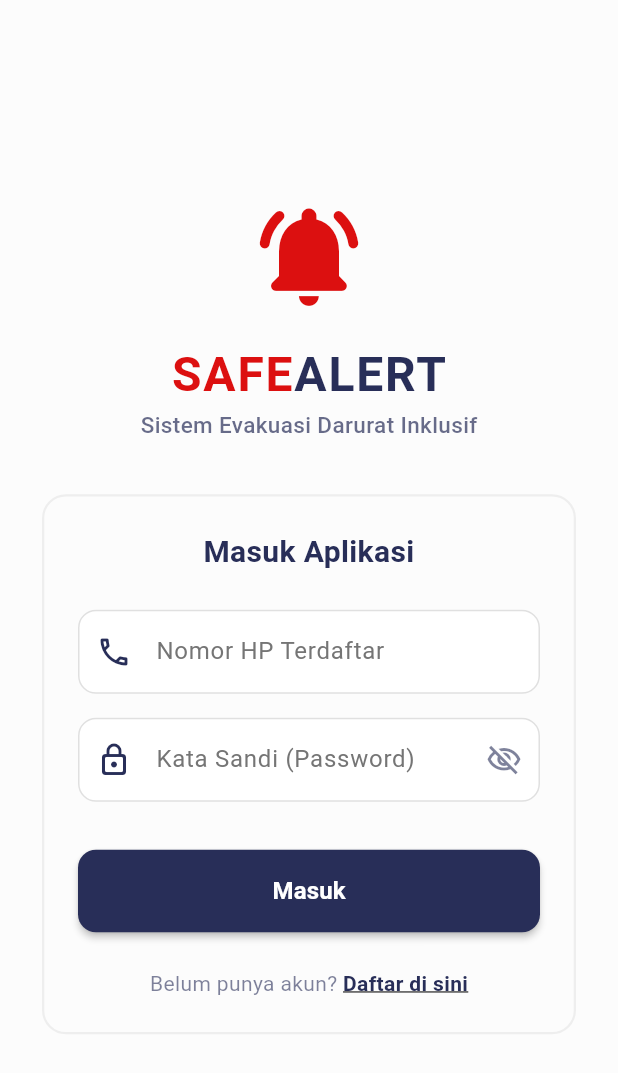
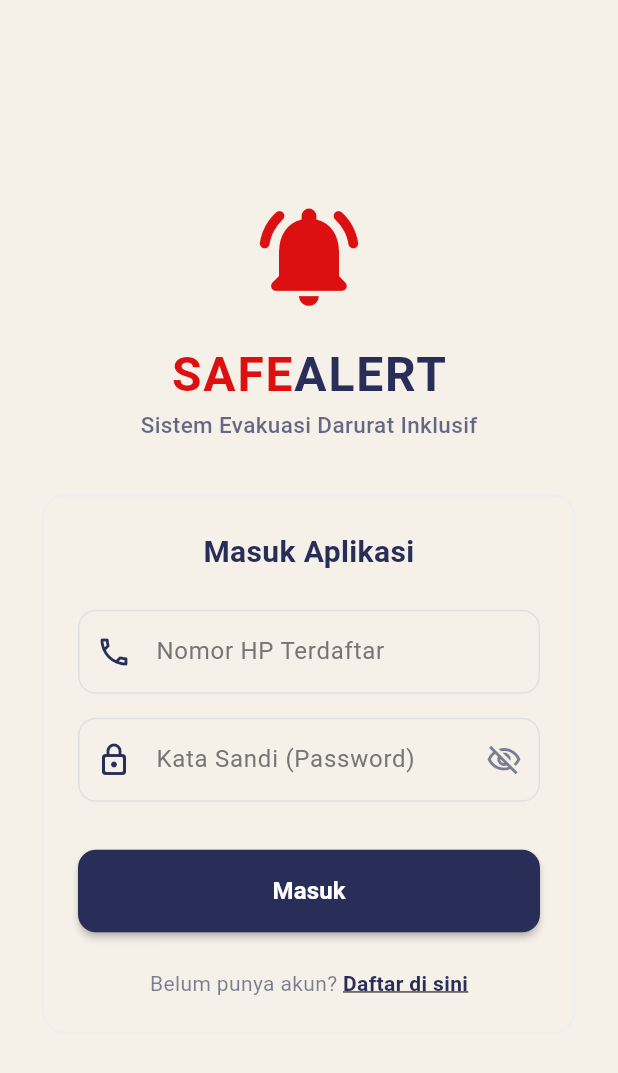
Before and after one commit to Merge-Conflict-Astra-Hackathon/SafeAlert_Mobile, a Flutter app: the screen it shows after launch, scrolled down 117 dp, after a tap on "Masuk di sini", on a phone screen of 412 x 824 dp. Shown: the top 1073 px of the screen. Run offline on Flutter 3.47's test engine with Material 3 defaults, Android fonts, the light colour scheme and no system bars; our stand-ins replace firebase_core, firebase_messaging, shared_preferences; accounts and stored records are empty; network calls fail.

Commit message:
Fixing bug

```diff
--- a/safealert_mobile/lib/main.dart
+++ b/safealert_mobile/lib/main.dart
@@ -38,7 +38,7 @@ class SafeAlertApp extends StatelessWidget {
     const Color primaryColorHex = Color(0xFF282E58);
     const Color secondaryColorHex = Color(0xFFBED0E5);
     const Color accentColorHex = Color(0xFFDC1010);
-    const Color backgroundColorHex = Color(0xFFFCFCFC);
+    const Color backgroundColorHex = Color(0xFFF5F0E8);
 
     return MaterialApp(
       title: 'SafeAlert',
@@ -55,7 +55,7 @@ class SafeAlertApp extends StatelessWidget {
           error: accentColorHex,
         ),
 
-        // Menyesuaikan AppBar dengan warna background utama (#FCFCFC) dan teks gelap (#282E58)
+        // Menyesuaikan AppBar dengan warna background utama (#F5F0E8) dan teks gelap (#282E58)
         appBarTheme: const AppBarTheme(
           backgroundColor: backgroundColorHex,
           foregroundColor: primaryColorHex,
@@ -92,7 +92,7 @@ class SafeAlertApp extends StatelessWidget {
         // Pengaturan desain Input Form (Text Field)
         inputDecorationTheme: InputDecorationTheme(
           filled: true,
-          fillColor: Colors.white,
+          fillColor: const Color(0xFFF5F0E8),
           border: OutlineInputBorder(
             borderRadius: BorderRadius.circular(12),
             borderSide: BorderSide(color: Colors.grey.shade300),
--- a/safealert_mobile/lib/screens/alert_screen.dart
+++ b/safealert_mobile/lib/screens/alert_screen.dart
@@ -249,7 +249,7 @@ class _AlertScreenState extends State<AlertScreen> with SingleTickerProviderStat
               const SizedBox(height: 24),
               Card(
                 shape: RoundedRectangleBorder(borderRadius: BorderRadius.circular(16)),
-                color: Colors.white,
+                color: const Color(0xFFF5F0E8),
                 elevation: 8,
                 child: Padding(
                   padding: const EdgeInsets.all(24.0),
@@ -300,7 +300,7 @@ class _AlertScreenState extends State<AlertScreen> with SingleTickerProviderStat
                 Container(
                   padding: const EdgeInsets.all(16),
                   decoration: BoxDecoration(
-                    color: Colors.white.withValues(alpha: 0.9),
+                    color: const Color(0xFFF5F0E8).withValues(alpha: 0.9),
                     borderRadius: BorderRadius.circular(16),
                   ),
                   child: Column(
@@ -349,7 +349,7 @@ class _TrappedInputScreen extends StatelessWidget {
     const dangerColor = Color(0xFFB71C1C);
 
     return Scaffold(
-      backgroundColor: const Color(0xFFFCFCFC),
+      backgroundColor: const Color(0xFFF5F0E8),
       appBar: AppBar(
         title: const Text('Laporkan Lokasi'),
         backgroundColor: dangerColor,
--- a/safealert_mobile/lib/screens/login_screen.dart
+++ b/safealert_mobile/lib/screens/login_screen.dart
@@ -86,7 +86,7 @@ class _LoginScreenState extends State<LoginScreen> {
     const Color accentColorHex = Color(0xFFDC1010);  // Merah aksen
 
     return Scaffold(
-      backgroundColor: const Color(0xFFFCFCFC),
+      backgroundColor: const Color(0xFFF5F0E8),
       body: SafeArea(
         child: Center(
           child: SingleChildScrollView(
@@ -128,12 +128,13 @@ class _LoginScreenState extends State<LoginScreen> {
                   style: TextStyle(
                     fontSize: 15,
                     fontWeight: FontWeight.w500,
-                    color: primaryColorHex.withOpacity(0.7),
+                    color: primaryColorHex.withValues(alpha: 0.7),
                   ),
                 ),
                 const SizedBox(height: 32),
                 Card(
                   elevation: 0,
+                  color: const Color(0xFFF5F0E8),
                   shape: RoundedRectangleBorder(
                     side: BorderSide(color: Colors.grey.shade200, width: 1.5),
                     borderRadius: BorderRadius.circular(16),
@@ -175,7 +176,7 @@ class _LoginScreenState extends State<LoginScreen> {
                               suffixIcon: IconButton(
                                 icon: Icon(
                                   _obscurePassword ? Icons.visibility_off_outlined : Icons.visibility_outlined,
-                                  color: primaryColorHex.withOpacity(0.6),
+                                  color: primaryColorHex.withValues(alpha: 0.6),
                                 ),
                                 onPressed: () {
                                   setState(() {
@@ -216,7 +217,7 @@ class _LoginScreenState extends State<LoginScreen> {
                             children: [
                               Text(
                                 'Belum punya akun? ',
-                                style: TextStyle(color: primaryColorHex.withOpacity(0.6)),
+                                style: TextStyle(color: primaryColorHex.withValues(alpha: 0.6)),
                               ),
                               GestureDetector(
                                 onTap: () {
--- a/safealert_mobile/lib/screens/register_screen.dart
+++ b/safealert_mobile/lib/screens/register_screen.dart
@@ -117,7 +117,7 @@ class _RegisterScreenState extends State<RegisterScreen> {
     const Color accentColorHex = Color(0xFFDC1010);
 
     return Scaffold(
-      backgroundColor: const Color(0xFFFCFCFC),
+      backgroundColor: const Color(0xFFF5F0E8),
       body: SafeArea(
         child: Center(
           child: SingleChildScrollView(
@@ -159,12 +159,13 @@ class _RegisterScreenState extends State<RegisterScreen> {
                   style: TextStyle(
                     fontSize: 15,
                     fontWeight: FontWeight.w500,
-                    color: primaryColorHex.withOpacity(0.7),
+                    color: primaryColorHex.withValues(alpha: 0.7),
                   ),
                 ),
                 const SizedBox(height: 32),
                 Card(
                   elevation: 0,
+                  color: const Color(0xFFF5F0E8),
                   shape: RoundedRectangleBorder(
                     side: BorderSide(color: Colors.grey.shade200, width: 1.5),
                     borderRadius: BorderRadius.circular(16),
@@ -213,7 +214,7 @@ class _RegisterScreenState extends State<RegisterScreen> {
                               labelText: 'Gedung',
                               prefixIcon: Icon(Icons.apartment_rounded, color: primaryColorHex),
                             ),
-                            dropdownColor: Colors.white,
+                            dropdownColor: const Color(0xFFF5F0E8),
                             style: const TextStyle(color: primaryColorHex, fontSize: 16),
                             initialValue: _buildingId,
                             items: _buildings
@@ -250,7 +251,7 @@ class _RegisterScreenState extends State<RegisterScreen> {
                               suffixIcon: IconButton(
                                 icon: Icon(
                                   _obscurePassword ? Icons.visibility_off_outlined : Icons.visibility_outlined,
-                                  color: primaryColorHex.withOpacity(0.6),
+                                  color: primaryColorHex.withValues(alpha: 0.6),
                                 ),
                                 onPressed: () {
                                   setState(() {
@@ -291,7 +292,7 @@ class _RegisterScreenState extends State<RegisterScreen> {
                               labelText: 'Jenis Disabilitas (Bantuan Khusus)',
                               prefixIcon: Icon(Icons.accessible_forward, color: primaryColorHex),
                             ),
-                            dropdownColor: Colors.white,
+                            dropdownColor: const Color(0xFFF5F0E8),
                             style: const TextStyle(color: primaryColorHex, fontSize: 16),
                             initialValue: _disabilityType,
                             items: const [
@@ -330,7 +331,7 @@ class _RegisterScreenState extends State<RegisterScreen> {
                             children: [
                               Text(
                                 'Sudah punya akun? ',
-                                style: TextStyle(color: primaryColorHex.withOpacity(0.6)),
+                                style: TextStyle(color: primaryColorHex.withValues(alpha: 0.6)),
                               ),
                               GestureDetector(
                                 onTap: () {
```
Also changed, not shown: safealert_mobile/lib/screens/dashboard_screen.dart (+6 -4 lines), safealert_mobile/lib/screens/emergency_contacts_screen.dart (+4 -4 lines), 1 other file.
